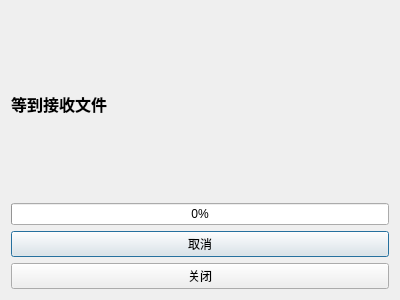
Old version of the form tcpclient.ui in the repository unsky/cortfly.
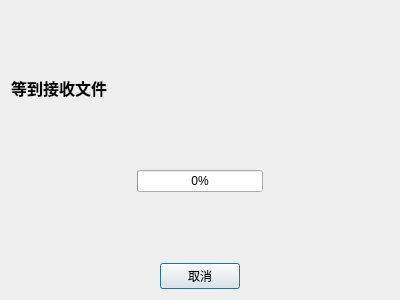
New version of the form.

```diff
--- a/tcpclient.ui
+++ b/tcpclient.ui
@@ -14,6 +14,19 @@
    <string>Dialog</string>
   </property>
   <layout class="QVBoxLayout" name="verticalLayout">
+   <item>
+    <spacer name="verticalSpacer">
+     <property name="orientation">
+      <enum>Qt::Vertical</enum>
+     </property>
+     <property name="sizeHint" stdset="0">
+      <size>
+       <width>20</width>
+       <height>52</height>
+      </size>
+     </property>
+    </spacer>
+   </item>
    <item>
     <widget class="QLabel" name="tcpClientStatusLabel">
      <property name="font">
@@ -30,25 +43,104 @@
     </widget>
    </item>
    <item>
-    <widget class="QProgressBar" name="progressBar">
-     <property name="value">
-      <number>0</number>
+    <spacer name="verticalSpacer_2">
+     <property name="orientation">
+      <enum>Qt::Vertical</enum>
      </property>
-    </widget>
+     <property name="sizeHint" stdset="0">
+      <size>
+       <width>20</width>
+       <height>51</height>
+      </size>
+     </property>
+    </spacer>
    </item>
    <item>
-    <widget class="QPushButton" name="tcpClientCancleBtn">
-     <property name="text">
-      <string>取消</string>
-     </property>
-    </widget>
+    <layout class="QHBoxLayout" name="horizontalLayout_2">
+     <item>
+      <spacer name="horizontalSpacer">
+       <property name="orientation">
+        <enum>Qt::Horizontal</enum>
+       </property>
+       <property name="sizeHint" stdset="0">
+        <size>
+         <width>40</width>
+         <height>20</height>
+        </size>
+       </property>
+      </spacer>
+     </item>
+     <item>
+      <widget class="QProgressBar" name="progressBar">
+       <property name="value">
+        <number>0</number>
+       </property>
+      </widget>
+     </item>
+     <item>
+      <spacer name="horizontalSpacer_2">
+       <property name="orientation">
+        <enum>Qt::Horizontal</enum>
+       </property>
+       <property name="sizeHint" stdset="0">
+        <size>
+         <width>40</width>
+         <height>20</height>
+        </size>
+       </property>
+      </spacer>
+     </item>
+    </layout>
    </item>
    <item>
-    <widget class="QPushButton" name="tcpClientCloseBtn">
-     <property name="text">
-      <string>关闭</string>
+    <spacer name="verticalSpacer_3">
+     <property name="orientation">
+      <enum>Qt::Vertical</enum>
      </property>
-    </widget>
+     <property name="sizeHint" stdset="0">
+      <size>
+       <width>20</width>
+       <height>52</height>
+      </size>
+     </property>
+    </spacer>
+   </item>
+   <item>
+    <layout class="QHBoxLayout" name="horizontalLayout">
+     <item>
+      <spacer name="horizontalSpacer_3">
+       <property name="orientation">
+        <enum>Qt::Horizontal</enum>
+       </property>
+       <property name="sizeHint" stdset="0">
+        <size>
+         <width>40</width>
+         <height>20</height>
+        </size>
+       </property>
+      </spacer>
+     </item>
+     <item>
+      <widget class="QPushButton" name="tcpClientCancleBtn">
+       <property name="text">
+        <string>取消</string>
+       </property>
+      </widget>
+     </item>
+     <item>
+      <spacer name="horizontalSpacer_4">
+       <property name="orientation">
+        <enum>Qt::Horizontal</enum>
+       </property>
+       <property name="sizeHint" stdset="0">
+        <size>
+         <width>40</width>
+         <height>20</height>
+        </size>
+       </property>
+      </spacer>
+     </item>
+    </layout>
    </item>
   </layout>
  </widget>
```
Left out of the diff: 2 changed lines with no effect on the pictures.
